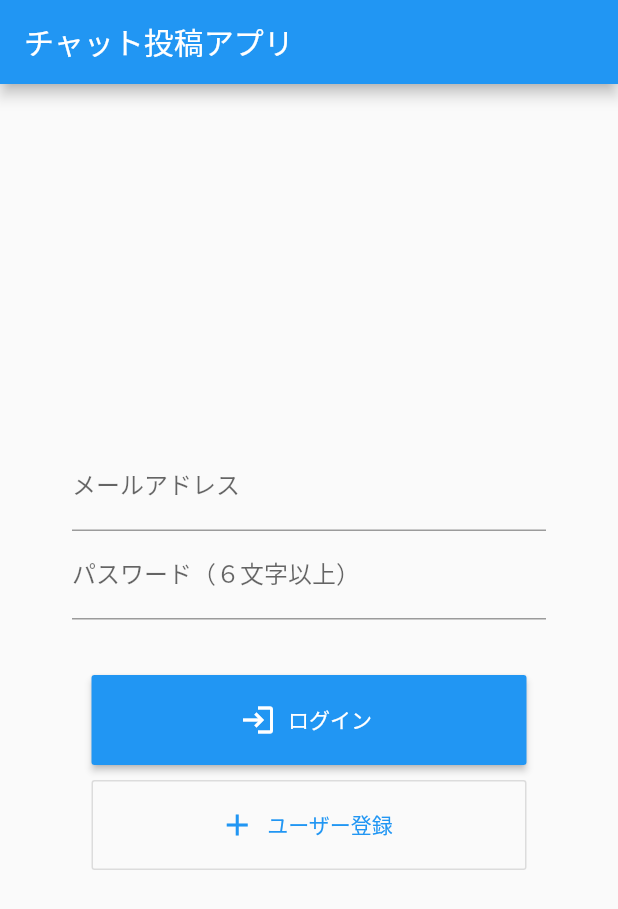
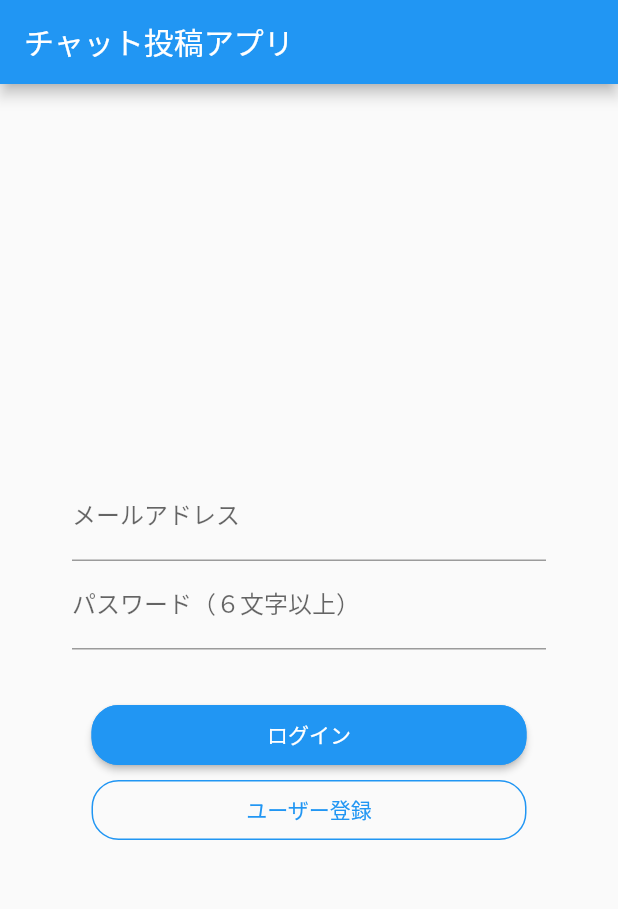
Before and after one commit to okayamah/chatapp_flutter, a Flutter app: the screen it shows after launch, on a phone screen of 412 x 824 dp. Shown: the top 909 px of the screen. Run offline on Flutter 3.47's test engine with Material 2 defaults, Android fonts, the phone set to English and light mode, and no system bars; our stand-ins replace cloud_firestore, firebase_auth; accounts and stored records are empty.

Commit message:
ログインボタンレイアウトを変更.

```diff
--- a/lib/main.dart
+++ b/lib/main.dart
@@ -81,13 +81,18 @@ class _LoginPageState extends State<LoginPage> {
               ),
               Container(
                 padding: EdgeInsets.all(5),
-                height: 70,
+                height: 50,
                 constraints: BoxConstraints(minWidth: 150, maxWidth: 300),
                 width: double.infinity,
                 // ログイン登録ボタン
-                child: RaisedButton.icon(
-                  label: Text("ログイン"),
-                  icon: Icon(Icons.login),
+                child: RaisedButton(
+                  shape: RoundedRectangleBorder(
+                    borderRadius: BorderRadius.circular(18.0),
+                    side: BorderSide(color: Colors.blue)
+                  ),
+                  child: const Text('ログイン'),
+                  // label: Text("ログイン"),
+                  // icon: Icon(Icons.login),
                   color: Colors.blue,
                   textColor: Colors.white,
                   onPressed: () async {
@@ -121,13 +126,18 @@ class _LoginPageState extends State<LoginPage> {
               ),
               Container(
                 padding: EdgeInsets.all(5),
-                height: 70,
+                height: 50,
                 constraints: BoxConstraints(minWidth: 150, maxWidth: 300),
                 width: double.infinity,
                 // ユーザー登録ボタン
-                child: OutlineButton.icon(
-                  label: Text("ユーザー登録"),
-                  icon: Icon(Icons.add),
+                child: FlatButton(
+                  shape: RoundedRectangleBorder(
+                    borderRadius: BorderRadius.circular(18.0),
+                    side: BorderSide(color: Colors.blue)
+                  ),
+                  child: const Text('ユーザー登録'),
+                  // label: Text("ユーザー登録"),
+                  // icon: Icon(Icons.add),
                   textColor: Colors.blue,
                   onPressed: () async {
                     try {
@@ -250,7 +260,7 @@ class ChatPage extends StatelessWidget  {
           ),
         ]
       ),
-      floatingActionButton: FloatingActionButton(
+      floatingActionButton: FloatingActionButton.extended(
         onPressed: () async {
           // "push"で新規画面に遷移
           Navigator.of(context).push(
@@ -260,8 +270,9 @@ class ChatPage extends StatelessWidget  {
             }),
           );
         },
+        label: Text("投稿"),
         tooltip: "チャットを投稿",
-        child: Icon(Icons.add),
+        icon: Icon(Icons.add),
       ),
       bottomNavigationBar: Footer(),  // Footerを追加
     );
```
